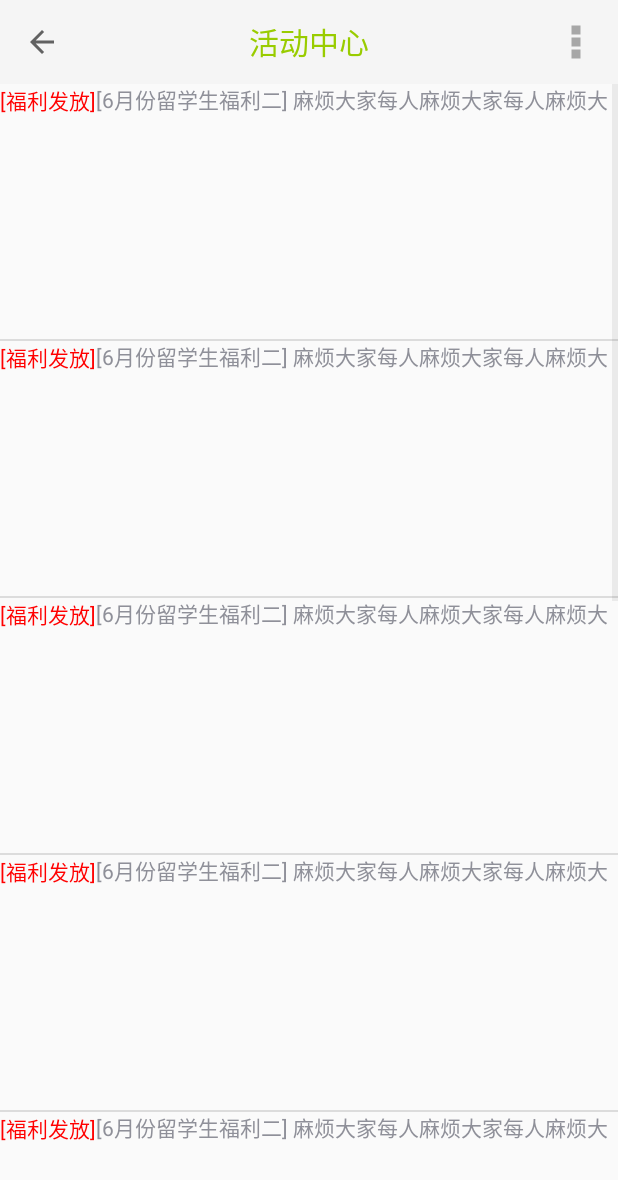
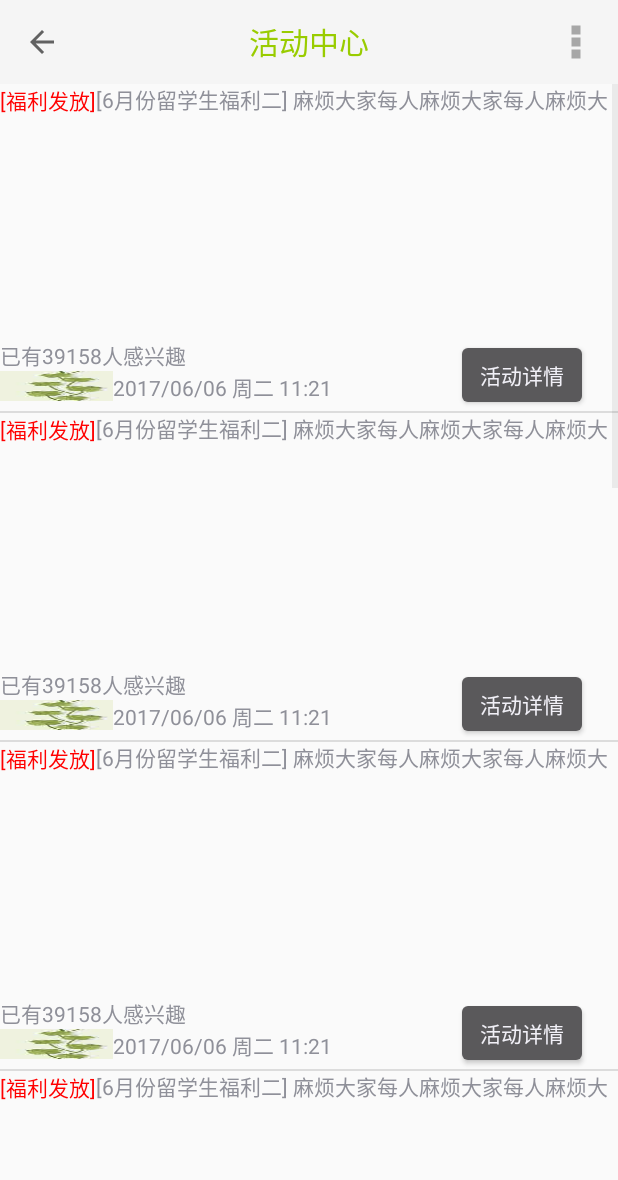
Before and after one commit to xz65669983/LittleTortoist, an Android app: the ActivityActivity screen opened directly, with no data from a screen before it, on a phone screen of 412 x 824 dp. Shown: the top 1180 px of the screen. Run offline under Robolectric (Android 15) with nearby library versions, the phone set to English and light mode, and no system bars.

Commit message:
第二个页面制作中

```diff
--- a/app/src/main/res/layout/listview_activity_center.xml
+++ b/app/src/main/res/layout/listview_activity_center.xml
@@ -24,4 +24,35 @@
         android:paddingLeft="2dp"
         android:paddingRight="2dp"/>
 
+    <RelativeLayout
+        android:layout_width="match_parent"
+        android:layout_height="wrap_content">
+        <TextView
+            android:id="@+id/tv_people_interesting"
+            android:layout_width="wrap_content"
+            android:layout_height="wrap_content"
+            android:text="已有39158人感兴趣"/>
+
+        <TextView
+            android:id="@+id/tv_activity_status"
+            android:layout_width="75dp"
+            android:layout_height="20dp"
+            android:text="活动报名中"
+            android:background="@drawable/textbackground"
+            android:layout_below="@id/tv_people_interesting"
+            />
+        <TextView
+            android:layout_width="wrap_content"
+            android:layout_height="20dp"
+            android:text="2017/06/06 周二 11:21"
+            android:layout_below="@id/tv_people_interesting"
+            android:layout_toRightOf="@id/tv_activity_status"/>
+        <Button
+            android:layout_width="wrap_content"
+            android:layout_height="wrap_content"
+            android:text="活动详情"
+            android:layout_alignParentRight="true"
+            android:layout_marginRight="20dp"/>
+    </RelativeLayout>
+
 </LinearLayout>
```
Also changed, not shown: app/src/main/res/drawable/textbackground.9.png (added), 52 other files.
